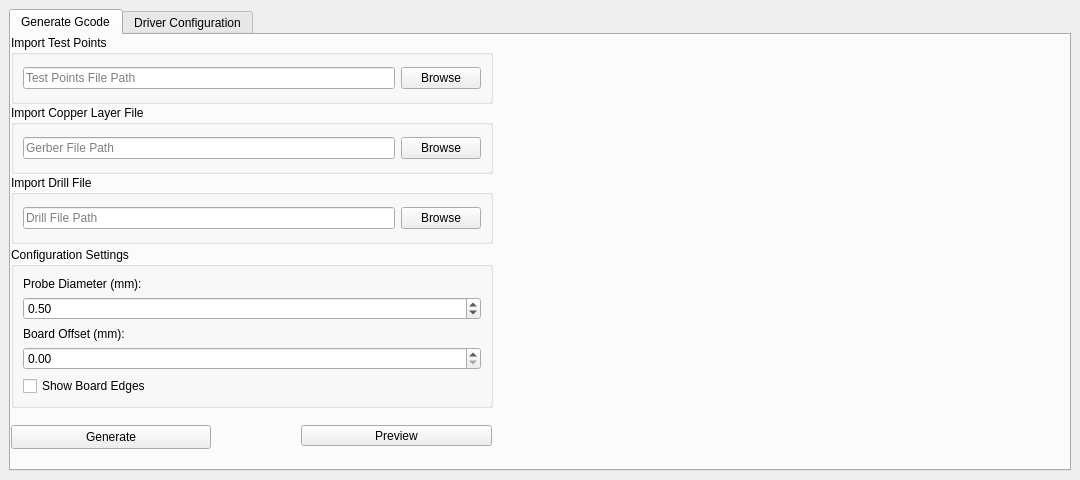
Old version of the form ui/PCB2Gcode.ui in the repository yazidta/PCB2Gcode.
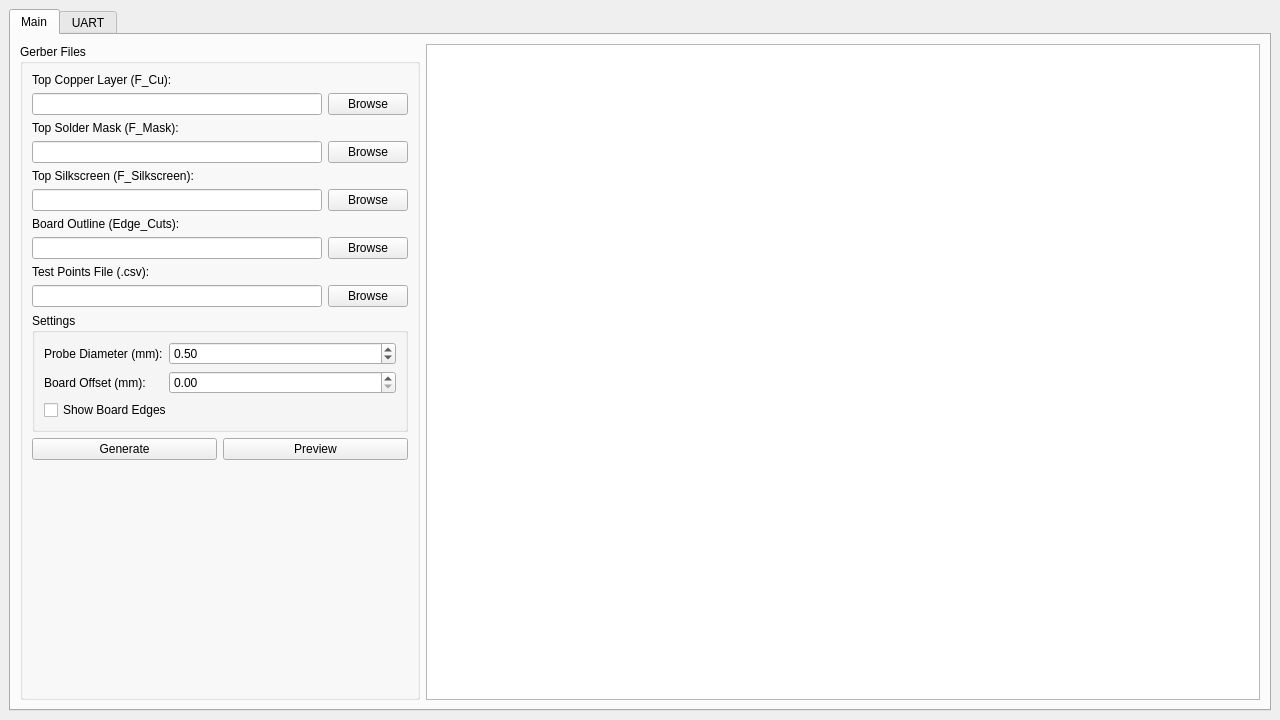
New version of the form.

Commit message:
Add Python Gerber Wrapper and Update Gerber File Loader
- Added `gerber_wrapper.py` to provide a Python interface for processing Gerber files, using pygerber python library.
- Updated `GerberFileManager.cpp` to integrate the new Python wrapper within the `loadGerberFile` method.

```diff
--- a/ui/PCB2Gcode.ui
+++ b/ui/PCB2Gcode.ui
@@ -6,14 +6,14 @@
    <rect>
     <x>0</x>
     <y>0</y>
-    <width>1080</width>
-    <height>480</height>
+    <width>1280</width>
+    <height>720</height>
    </rect>
   </property>
   <property name="minimumSize">
    <size>
-    <width>1080</width>
-    <height>480</height>
+    <width>1024</width>
+    <height>600</height>
    </size>
   </property>
   <property name="windowTitle">
@@ -22,37 +22,44 @@
   <widget class="QWidget" name="centralwidget">
    <layout class="QVBoxLayout" name="mainLayout">
     <item>
-     <layout class="QHBoxLayout" name="buttonLayout">
-      <item>
-       <widget class="QTabWidget" name="tabWidget">
-        <property name="currentIndex">
-         <number>0</number>
-        </property>
-        <widget class="QWidget" name="gcodeTab">
-         <attribute name="title">
-          <string>Generate Gcode</string>
-         </attribute>
-         <widget class="QGroupBox" name="copperLayerGroup">
-          <property name="geometry">
-           <rect>
-            <x>0</x>
-            <y>70</y>
-            <width>482</width>
-            <height>69</height>
-           </rect>
+     <widget class="QTabWidget" name="tabWidget">
+      <property name="currentIndex">
+       <number>0</number>
+      </property>
+      <widget class="QWidget" name="mainTab">
+       <attribute name="title">
+        <string>Main</string>
+       </attribute>
+       <layout class="QHBoxLayout" name="horizontalLayout_main">
+        <item>
+         <widget class="QGroupBox" name="filesGroup">
+          <property name="sizePolicy">
+           <sizepolicy hsizetype="Preferred" vsizetype="Preferred">
+            <horstretch>0</horstretch>
+            <verstretch>0</verstretch>
+           </sizepolicy>
+          </property>
+          <property name="minimumSize">
+           <size>
+            <width>400</width>
+            <height>0</height>
+           </size>
           </property>
           <property name="title">
-           <string>Import Copper Layer File</string>
+           <string>Gerber Files</string>
           </property>
-          <layout class="QVBoxLayout" name="copperLayout">
+          <layout class="QVBoxLayout" name="verticalLayout">
            <item>
-            <layout class="QHBoxLayout" name="layerLayout">
+            <widget class="QLabel" name="copperLabel">
+             <property name="text">
+              <string>Top Copper Layer (F_Cu):</string>
+             </property>
+            </widget>
+           </item>
+           <item>
+            <layout class="QHBoxLayout" name="copperLayout">
              <item>
-              <widget class="QLineEdit" name="firstLayer">
-               <property name="placeholderText">
-                <string>Gerber File Path</string>
-               </property>
-              </widget>
+              <widget class="QLineEdit" name="firstLayer"/>
              </item>
              <item>
               <widget class="QPushButton" name="browseButtonLayer">
@@ -63,32 +70,20 @@
              </item>
             </layout>
            </item>
-          </layout>
-         </widget>
-         <widget class="QGroupBox" name="drillFileGroup">
-          <property name="geometry">
-           <rect>
-            <x>0</x>
-            <y>140</y>
-            <width>482</width>
-            <height>69</height>
-           </rect>
-          </property>
-          <property name="title">
-           <string>Import Drill File</string>
-          </property>
-          <layout class="QVBoxLayout" name="drillLayout">
            <item>
-            <layout class="QHBoxLayout" name="drillFileLayout">
+            <widget class="QLabel" name="maskLabel">
+             <property name="text">
+              <string>Top Solder Mask (F_Mask):</string>
+             </property>
+            </widget>
+           </item>
+           <item>
+            <layout class="QHBoxLayout" name="maskLayout">
              <item>
-              <widget class="QLineEdit" name="drillPath">
-               <property name="placeholderText">
-                <string>Drill File Path</string>
-               </property>
-              </widget>
+              <widget class="QLineEdit" name="maskPath"/>
              </item>
              <item>
-              <widget class="QPushButton" name="browseButtonDrill">
+              <widget class="QPushButton" name="browseButtonMask">
                <property name="text">
                 <string>Browse</string>
                </property>
@@ -96,117 +91,59 @@
              </item>
             </layout>
            </item>
-          </layout>
-         </widget>
-         <widget class="QGroupBox" name="configGroup">
-          <property name="geometry">
-           <rect>
-            <x>0</x>
-            <y>212</y>
-            <width>482</width>
-            <height>161</height>
-           </rect>
-          </property>
-          <property name="title">
-           <string>Configuration Settings</string>
-          </property>
-          <layout class="QVBoxLayout" name="configLayout">
            <item>
-            <widget class="QLabel" name="probeLabel">
+            <widget class="QLabel" name="silkLabel">
              <property name="text">
-              <string>Probe Diameter (mm):</string>
+              <string>Top Silkscreen (F_Silkscreen):</string>
              </property>
             </widget>
            </item>
            <item>
-            <widget class="QDoubleSpinBox" name="probeDiameter">
-             <property name="minimum">
-              <double>0.100000000000000</double>
-             </property>
-             <property name="maximum">
-              <double>10.000000000000000</double>
-             </property>
-             <property name="value">
-              <double>0.500000000000000</double>
-             </property>
-            </widget>
+            <layout class="QHBoxLayout" name="silkLayout">
+             <item>
+              <widget class="QLineEdit" name="silkPath"/>
+             </item>
+             <item>
+              <widget class="QPushButton" name="browseButtonSilk">
+               <property name="text">
+                <string>Browse</string>
+               </property>
+              </widget>
+             </item>
+            </layout>
            </item>
            <item>
-            <widget class="QLabel" name="offsetLabel">
+            <widget class="QLabel" name="outlineLabel">
              <property name="text">
-              <string>Board Offset (mm):</string>
+              <string>Board Outline (Edge_Cuts):</string>
              </property>
             </widget>
            </item>
            <item>
-            <widget class="QDoubleSpinBox" name="boardOffset">
-             <property name="minimum">
-              <double>0.000000000000000</double>
-             </property>
-             <property name="maximum">
-              <double>100.000000000000000</double>
-             </property>
-            </widget>
+            <layout class="QHBoxLayout" name="outlineLayout">
+             <item>
+              <widget class="QLineEdit" name="boardPath"/>
+             </item>
+             <item>
+              <widget class="QPushButton" name="browseButtonBoard">
+               <property name="text">
+                <string>Browse</string>
+               </property>
+              </widget>
+             </item>
+            </layout>
            </item>
            <item>
-            <widget class="QCheckBox" name="showEdgesCheck">
+            <widget class="QLabel" name="testPointsLabel">
              <property name="text">
-              <string>Show Board Edges</string>
+              <string>Test Points File (.csv):</string>
              </property>
             </widget>
            </item>
-          </layout>
-         </widget>
-         <widget class="QPushButton" name="previewButton">
-          <property name="geometry">
-           <rect>
-            <x>290</x>
-            <y>390</y>
-            <width>191</width>
-            <height>21</height>
-           </rect>
-          </property>
-          <property name="text">
-           <string>Preview</string>
-          </property>
-         </widget>
-         <widget class="QPushButton" name="generateButton">
-          <property name="geometry">
-           <rect>
-            <x>0</x>
-            <y>390</y>
-            <width>200</width>
-            <height>24</height>
-           </rect>
-          </property>
-          <property name="text">
-           <string>Generate</string>
-          </property>
-         </widget>
-         <widget class="QGroupBox" name="drillFileGroup_2">
-          <property name="geometry">
-           <rect>
-            <x>0</x>
-            <y>0</y>
-            <width>482</width>
-            <height>69</height>
-           </rect>
-          </property>
-          <property name="title">
-           <string>Import Test Points</string>
-          </property>
-          <layout class="QVBoxLayout" name="drillLayout_2">
            <item>
-            <layout class="QHBoxLayout" name="drillFileLayout_2">
+            <layout class="QHBoxLayout" name="testPointsLayout">
              <item>
-              <widget class="QLineEdit" name="testPointsPath">
-               <property name="text">
-                <string/>
-               </property>
-               <property name="placeholderText">
-                <string>Test Points File Path</string>
-               </property>
-              </widget>
+              <widget class="QLineEdit" name="testPointsPath"/>
              </item>
              <item>
               <widget class="QPushButton" name="testPointsButton">
@@ -217,21 +154,101 @@
              </item>
             </layout>
            </item>
+           <item>
+            <widget class="QGroupBox" name="settingsGroup">
+             <property name="title">
+              <string>Settings</string>
+             </property>
+             <layout class="QFormLayout" name="formLayout">
+              <item row="0" column="0">
+               <widget class="QLabel" name="probeLabel">
+                <property name="text">
+                 <string>Probe Diameter (mm):</string>
+                </property>
+               </widget>
+              </item>
+              <item row="0" column="1">
+               <widget class="QDoubleSpinBox" name="probeDiameter">
+                <property name="value">
+                 <double>0.500000000000000</double>
+                </property>
+               </widget>
+              </item>
+              <item row="1" column="0">
+               <widget class="QLabel" name="offsetLabel">
+                <property name="text">
+                 <string>Board Offset (mm):</string>
+                </property>
+               </widget>
+              </item>
+              <item row="1" column="1">
+               <widget class="QDoubleSpinBox" name="boardOffset"/>
+              </item>
+              <item row="2" column="0" colspan="2">
+               <widget class="QCheckBox" name="showEdgesCheck">
+                <property name="text">
+                 <string>Show Board Edges</string>
+                </property>
+               </widget>
+              </item>
+             </layout>
+            </widget>
+           </item>
+           <item>
+            <layout class="QHBoxLayout" name="actionButtonsLayout">
+             <item>
+              <widget class="QPushButton" name="generateButton">
+               <property name="text">
+                <string>Generate</string>
+               </property>
+              </widget>
+             </item>
+             <item>
+              <widget class="QPushButton" name="previewButton">
+               <property name="text">
+                <string>Preview</string>
+               </property>
+              </widget>
+             </item>
+            </layout>
+           </item>
+           <item>
+            <spacer name="verticalSpacer">
+             <property name="orientation">
+              <enum>Qt::Orientation::Vertical</enum>
+             </property>
+             <property name="sizeHint" stdset="0">
+              <size>
+               <width>20</width>
+               <height>40</height>
+              </size>
+             </property>
+            </spacer>
+           </item>
           </layout>
          </widget>
-        </widget>
-        <widget class="QWidget" name="DriverTab">
-         <attribute name="title">
-          <string>Driver Configuration</string>
-         </attribute>
-         <widget class="QWidget" name="horizontalLayoutWidget">
-          <property name="geometry">
-           <rect>
-            <x>0</x>
-            <y>0</y>
-            <width>251</width>
-            <height>61</height>
-           </rect>
+        </item>
+        <item>
+         <widget class="QGraphicsView" name="graphicsViewPreview">
+          <property name="sizePolicy">
+           <sizepolicy hsizetype="Expanding" vsizetype="Expanding">
+            <horstretch>1</horstretch>
+            <verstretch>0</verstretch>
+           </sizepolicy>
+          </property>
+         </widget>
+        </item>
+       </layout>
+      </widget>
+      <widget class="QWidget" name="uartTab">
+       <attribute name="title">
+        <string>UART</string>
+       </attribute>
+       <layout class="QVBoxLayout" name="verticalLayout_uart">
+        <item>
+         <widget class="QGroupBox" name="uartGroup">
+          <property name="title">
+           <string>Serial Connection</string>
           </property>
           <layout class="QHBoxLayout" name="horizontalLayout">
            <item>
@@ -258,41 +275,31 @@
             </widget>
            </item>
            <item>
-            <layout class="QVBoxLayout" name="verticalLayout">
-             <item>
-              <widget class="QPushButton" name="connectionButton">
-               <property name="maximumSize">
-                <size>
-                 <width>75</width>
-                 <height>16777215</height>
-                </size>
-               </property>
-               <property name="text">
-                <string>Connect</string>
-               </property>
-              </widget>
-             </item>
-             <item>
-              <widget class="QPushButton" name="refreshButton">
-               <property name="maximumSize">
-                <size>
-                 <width>75</width>
-                 <height>16777215</height>
-                </size>
-               </property>
-               <property name="text">
-                <string>Refresh</string>
-               </property>
-              </widget>
-             </item>
-            </layout>
+            <widget class="QPushButton" name="connectionButton">
+             <property name="text">
+              <string>Connect</string>
+             </property>
+            </widget>
            </item>
           </layout>
          </widget>
-        </widget>
-       </widget>
-      </item>
-     </layout>
+        </item>
+        <item>
+         <spacer name="verticalSpacer_2">
+          <property name="orientation">
+           <enum>Qt::Orientation::Vertical</enum>
+          </property>
+          <property name="sizeHint" stdset="0">
+           <size>
+            <width>20</width>
+            <height>40</height>
+           </size>
+          </property>
+         </spacer>
+        </item>
+       </layout>
+      </widget>
+     </widget>
     </item>
    </layout>
   </widget>
```
Left out of the diff: 20 changed lines with no effect on the pictures. The commit also changes 15 other files.
